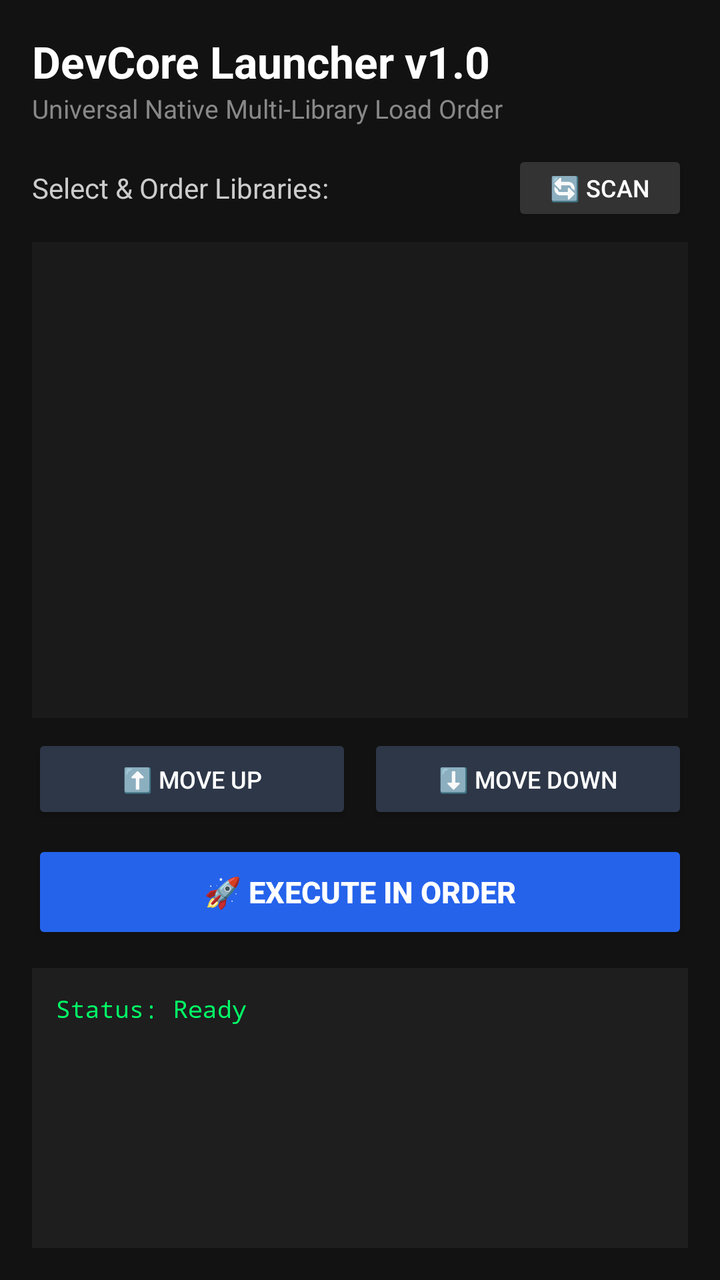
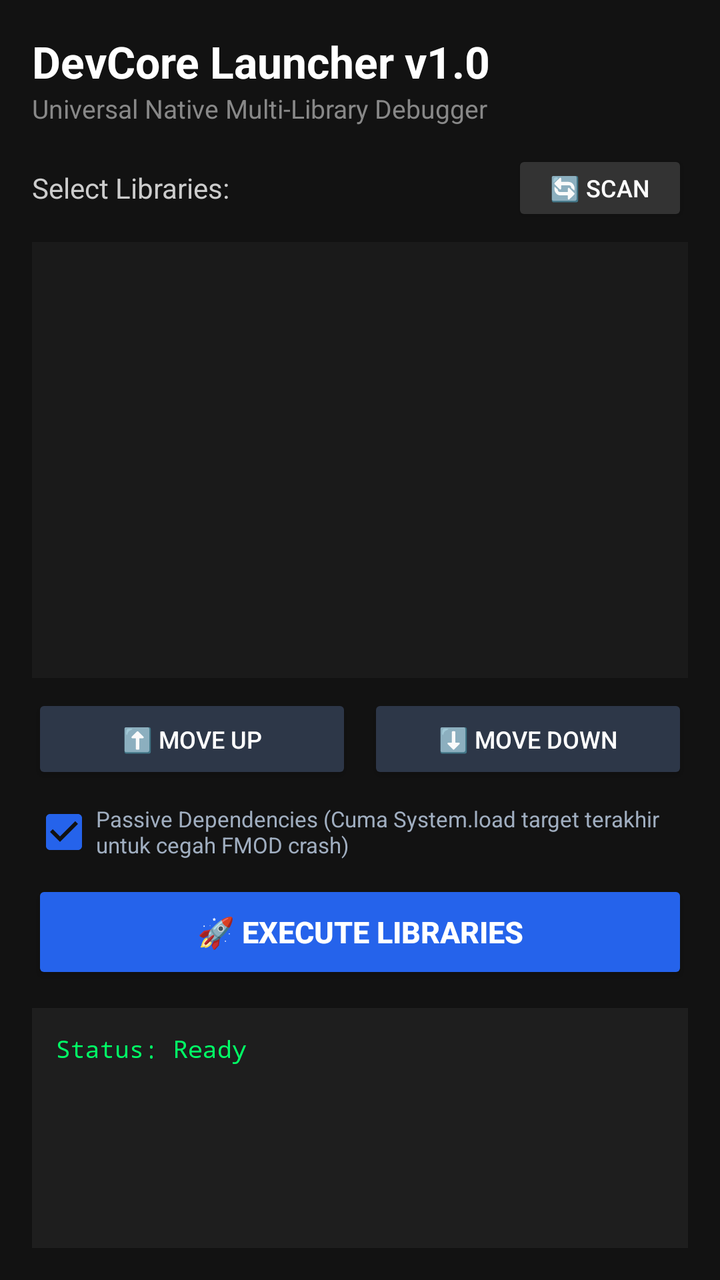

Screens rendered from an Android XML layout before and after an edit, with the pre-edit source and the edit as a unified diff.
<!-- AndroidManifest.xml: application theme Theme.AppCompat.DayNight.NoActionBar -->
<!-- res/layout/activity_main.xml -->
<?xml version="1.0" encoding="utf-8"?>
<LinearLayout xmlns:android="http://schemas.android.com/apk/res/android"
    android:layout_width="match_parent"
    android:layout_height="match_parent"
    android:orientation="vertical"
    android:padding="16dp"
    android:background="#121212">

    <TextView
        android:layout_width="wrap_content"
        android:layout_height="wrap_content"
        android:text="DevCore Launcher v1.0"
        android:textColor="#FFFFFF"
        android:textSize="22sp"
        android:textStyle="bold" />

    <TextView
        android:layout_width="wrap_content"
        android:layout_height="wrap_content"
        android:text="Universal Native Multi-Library Load Order"
        android:textColor="#888888"
        android:textSize="13sp"
        android:layout_marginBottom="12dp" />

    <LinearLayout
        android:layout_width="match_parent"
        android:layout_height="wrap_content"
        android:orientation="horizontal"
        android:gravity="center_vertical"
        android:layout_marginBottom="8dp">

        <TextView
            android:layout_width="0dp"
            android:layout_height="wrap_content"
            android:layout_weight="1"
            android:text="Select &amp; Order Libraries:"
            android:textColor="#CCCCCC"
            android:textSize="14sp" />

        <Button
            android:id="@+id/btnRefresh"
            android:layout_width="wrap_content"
            android:layout_height="38dp"
            android:text="🔄 SCAN"
            android:textSize="12sp"
            android:backgroundTint="#333333"
            android:textColor="#FFFFFF" />
    </LinearLayout>

    
    <ListView
        android:id="@+id/listViewLibraries"
        android:layout_width="match_parent"
        android:layout_height="0dp"
        android:layout_weight="1"
        android:background="#1A1A1A"
        android:divider="#333333"
        android:dividerHeight="1dp"
        android:padding="4dp"
        android:layout_marginBottom="8dp" />

    <LinearLayout
        android:layout_width="match_parent"
        android:layout_height="wrap_content"
        android:orientation="horizontal"
        android:layout_marginBottom="8dp">

        <Button
            android:id="@+id/btnMoveUp"
            android:layout_width="0dp"
            android:layout_height="45dp"
            android:layout_weight="1"
            android:text="⬆️ Move Up"
            android:textSize="12sp"
            android:backgroundTint="#2D3748"
            android:textColor="#FFFFFF"
            android:layout_marginEnd="4dp" />

        <Button
            android:id="@+id/btnMoveDown"
            android:layout_width="0dp"
            android:layout_height="45dp"
            android:layout_weight="1"
            android:text="⬇️ Move Down"
            android:textSize="12sp"
            android:backgroundTint="#2D3748"
            android:textColor="#FFFFFF"
            android:layout_marginStart="4dp" />
    </LinearLayout>

    <Button
        android:id="@+id/btnExecute"
        android:layout_width="match_parent"
        android:layout_height="52dp"
        android:text="🚀 EXECUTE IN ORDER"
        android:textStyle="bold"
        android:textSize="15sp"
        android:backgroundTint="#2563EB"
        android:textColor="#FFFFFF"
        android:layout_marginBottom="12dp" />

    <ScrollView
        android:layout_width="match_parent"
        android:layout_height="140dp"
        android:background="#1E1E1E">

        <TextView
            android:id="@+id/txtStatus"
            android:layout_width="match_parent"
            android:layout_height="wrap_content"
            android:padding="12dp"
            android:textColor="#00FF66"
            android:fontFamily="monospace"
            android:textSize="12sp"
            android:text="Status: Ready" />
    </ScrollView>

</LinearLayout>
<!-- resources referenced by this layout -->
<resources>

</resources>

<!-- the commit's change to res/layout/activity_main.xml (unified diff, before → after) -->
@@ -17,7 +17,7 @@
     <TextView
         android:layout_width="wrap_content"
         android:layout_height="wrap_content"
-        android:text="Universal Native Multi-Library Load Order"
+        android:text="Universal Native Multi-Library Debugger"
         android:textColor="#888888"
         android:textSize="13sp"
         android:layout_marginBottom="12dp" />
@@ -33,7 +33,7 @@
             android:layout_width="0dp"
             android:layout_height="wrap_content"
             android:layout_weight="1"
-            android:text="Select &amp; Order Libraries:"
+            android:text="Select Libraries:"
             android:textColor="#CCCCCC"
             android:textSize="14sp" />
 
@@ -47,7 +47,6 @@
             android:textColor="#FFFFFF" />
     </LinearLayout>
 
-    
     <ListView
         android:id="@+id/listViewLibraries"
         android:layout_width="match_parent"
@@ -70,7 +69,7 @@
             android:layout_width="0dp"
             android:layout_height="45dp"
             android:layout_weight="1"
-            android:text="⬆️ Move Up"
+            android:text="⬆️ MOVE UP"
             android:textSize="12sp"
             android:backgroundTint="#2D3748"
             android:textColor="#FFFFFF"
@@ -81,18 +80,29 @@
             android:layout_width="0dp"
             android:layout_height="45dp"
             android:layout_weight="1"
-            android:text="⬇️ Move Down"
+            android:text="⬇️ MOVE DOWN"
             android:textSize="12sp"
             android:backgroundTint="#2D3748"
             android:textColor="#FFFFFF"
             android:layout_marginStart="4dp" />
     </LinearLayout>
 
+    <CheckBox
+        android:id="@+id/chkPassiveDependencies"
+        android:layout_width="match_parent"
+        android:layout_height="wrap_content"
+        android:text="Passive Dependencies (Cuma System.load target terakhir untuk cegah FMOD crash)"
+        android:textColor="#A0AEC0"
+        android:textSize="11sp"
+        android:checked="true"
+        android:buttonTint="#2563EB"
+        android:layout_marginBottom="8dp" />
+
     <Button
         android:id="@+id/btnExecute"
         android:layout_width="match_parent"
         android:layout_height="52dp"
-        android:text="🚀 EXECUTE IN ORDER"
+        android:text="🚀 EXECUTE LIBRARIES"
         android:textStyle="bold"
         android:textSize="15sp"
         android:backgroundTint="#2563EB"
@@ -101,7 +111,7 @@
 
     <ScrollView
         android:layout_width="match_parent"
-        android:layout_height="140dp"
+        android:layout_height="120dp"
         android:background="#1E1E1E">
 
         <TextView
